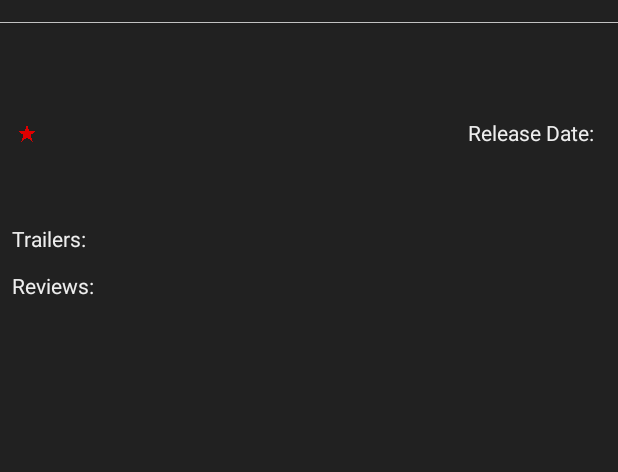
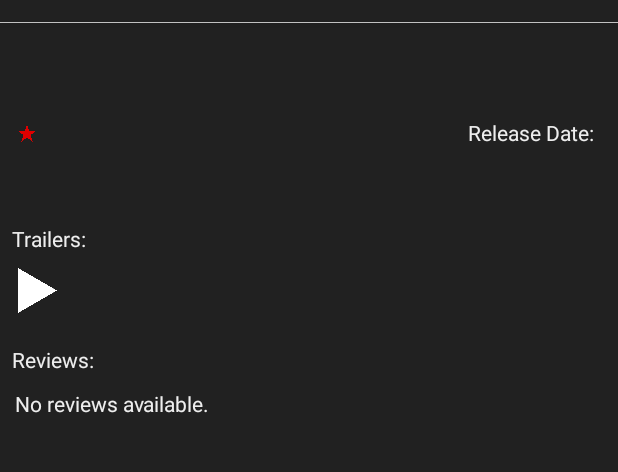
Before and after one commit to aadilahmed/Popular-Movies, an Android app: the DetailActivity screen opened directly, with no data from a screen before it, on a phone screen of 412 x 824 dp, the part 62-534 px from its top. Run offline under Robolectric (Android 15) with nearby library versions, the phone set to English and light mode, and no system bars; our stand-ins replace Picasso, Room's generated code; pictures from the network do not load; 18 statements that could not run were skipped.

```diff
--- a/app/src/main/java/com/example/android/popularmovies/AppExecutors.java
+++ b/app/src/main/java/com/example/android/popularmovies/AppExecutors.java
@@ -8,7 +8,7 @@ import java.util.concurrent.Executor;
 import java.util.concurrent.Executors;
 
 public class AppExecutors {
-    // For Singleton instantiation
+    /*Citation: Android Developer Nanodegree Course Lesson 12.13*/
     private static final Object LOCK = new Object();
     private static AppExecutors sInstance;
     private final Executor diskIO;
--- a/app/src/main/java/com/example/android/popularmovies/DetailActivity.java
+++ b/app/src/main/java/com/example/android/popularmovies/DetailActivity.java
@@ -1,20 +1,17 @@
 package com.example.android.popularmovies;
 
+import android.content.Context;
+import android.content.SharedPreferences;
 import android.os.AsyncTask;
 import android.support.v7.app.AppCompatActivity;
 import android.os.Bundle;
 import android.support.v7.widget.DividerItemDecoration;
 import android.support.v7.widget.LinearLayoutManager;
-import android.util.Log;
 import android.view.View;
-import android.view.ViewParent;
 import android.widget.Button;
-import android.widget.CompoundButton;
-import android.widget.ImageButton;
 import android.widget.ImageView;
 import android.widget.TextView;
 import android.support.v7.widget.RecyclerView;
-import android.widget.ToggleButton;
 
 import com.example.android.popularmovies.database.AppDatabase;
 import com.example.android.popularmovies.database.FavoriteEntry;
@@ -27,7 +24,6 @@ import org.json.JSONObject;
 
 import java.net.URL;
 import java.util.ArrayList;
-import java.util.List;
 
 import static com.example.android.popularmovies.utils.NetworkUtils.parseTrailerJson;
 
@@ -62,8 +58,6 @@ public class DetailActivity extends AppCompatActivity {
     private RecyclerView.ItemDecoration mReviewDividerItemDecoration;
 
     private AppDatabase mDb;
-
-    private static final String LOG_TAG = DetailActivity.class.getSimpleName();
 
     private Boolean movieIsFavorited = false;
 
@@ -122,12 +116,18 @@ public class DetailActivity extends AppCompatActivity {
         new TrailerQueryTask().execute();
         new ReviewQueryTask().execute();
 
-        onFavoritesButtonClicked(movie);
+        SharedPreferences sharedPref = this.getSharedPreferences(getString(R.string.pref_file_key),
+                Context.MODE_PRIVATE);
+        Boolean defaultVal = getResources().getBoolean(R.bool.isFavorited);
+        movieIsFavorited = sharedPref.getBoolean(getString(R.string.favorite_key), defaultVal);
+
+        Context context = this;
+        Button button = findViewById(R.id.favorite_button);
+        onFavoritesButtonClicked(movie, button);
     }
 
 
-    public void onFavoritesButtonClicked(Movie movie) {
-        final Button button = findViewById(R.id.favorite_button);
+    public void onFavoritesButtonClicked(Movie movie, final Button button) {
         final double voteAverage = movie.getVoteAverage();
         final int tmdbId = movie.getId();
         final String title = movie.getTitle();
@@ -136,10 +136,16 @@ public class DetailActivity extends AppCompatActivity {
         final String overview = movie.getOverview();
         final String releaseDate = movie.getReleaseDate();
 
+        if(movieIsFavorited) {
+            button.setText(R.string.already_favorited);
+        }
+        else{
+            button.setText(R.string.favorite_text);
+        }
+
         button.setOnClickListener(new View.OnClickListener() {
             public void onClick(View v) {
                 button.setText(R.string.already_favorited);
-                    movieIsFavorited = true;
 
                 final FavoriteEntry favoriteEntry = new FavoriteEntry(tmdbId, voteAverage, title,
                         posterPath, backdropPath, overview, releaseDate);
@@ -153,16 +159,13 @@ public class DetailActivity extends AppCompatActivity {
         });
     }
 
-
     public class TrailerQueryTask extends AsyncTask<URL, Void, String> {
         @Override
         protected String doInBackground(URL... urls) {
             URL url = NetworkUtils.buildTrailerURL(Integer.toString(movieId), VIDEO_PARAM, API_KEY);
 
             try {
-                String response = NetworkUtils.getResponseFromHttpUrl(url);
-
-                return response;
+                return NetworkUtils.getResponseFromHttpUrl(url);
             }
             catch(Exception e) {
                 e.printStackTrace();
@@ -180,6 +183,11 @@ public class DetailActivity extends AppCompatActivity {
                     titles.add(trailers.get(i).getString("name"));
                 }
 
+                if(youtubeKeys.isEmpty()) {
+                    youtubeKeys.add(getResources().getString(R.string.no_trailer_text));
+                    titles.add("");
+                }
+
                 mTrailerAdapter = new TrailerAdapter(youtubeKeys, titles);
                 mTrailerRV.setAdapter(mTrailerAdapter);
 
@@ -195,9 +203,7 @@ public class DetailActivity extends AppCompatActivity {
             URL url = NetworkUtils.buildTrailerURL(Integer.toString(movieId), REVIEW_PARAM, API_KEY);
 
             try {
-                String response = NetworkUtils.getResponseFromHttpUrl(url);
-
-                return response;
+                return NetworkUtils.getResponseFromHttpUrl(url);
             }
             catch(Exception e) {
                 e.printStackTrace();
@@ -216,6 +222,12 @@ public class DetailActivity extends AppCompatActivity {
                     authors.add(reviews.get(i).getString("author"));
                 }
 
+                if(reviewContent.isEmpty()) {
+                    reviewContent.add("");
+                    reviewURL.add("");
+                    authors.add(getResources().getString(R.string.no_review_text));
+                }
+
                 mReviewAdapter = new ReviewAdapter(reviewContent, reviewURL, authors);
                 mReviewRV.setAdapter(mReviewAdapter);
 
--- a/app/src/main/java/com/example/android/popularmovies/ReviewAdapter.java
+++ b/app/src/main/java/com/example/android/popularmovies/ReviewAdapter.java
@@ -53,7 +53,7 @@ public class ReviewAdapter extends RecyclerView.Adapter<ReviewAdapter.ViewHolder
         final Uri reviewLink = Uri.parse(url);
 
         holder.textView.setText(author);
-        holder.textView.append("\n\n" + review + "...");
+        holder.textView.append("\n\n" + review);
 
         holder.itemView.setOnClickListener(new View.OnClickListener() {
             @Override
--- a/app/src/main/java/com/example/android/popularmovies/TrailerAdapter.java
+++ b/app/src/main/java/com/example/android/popularmovies/TrailerAdapter.java
@@ -67,6 +67,10 @@ public class TrailerAdapter extends RecyclerView.Adapter<TrailerAdapter.ViewHold
 
         holder.textView.setText(trailerTitle);
 
+        if(trailerList.isEmpty()) {
+            holder.textView.setText("\n\nNo trailers available.");
+        }
+
         holder.itemView.setOnClickListener(new View.OnClickListener() {
             @Override
             public void onClick(View v) {
--- a/app/src/main/java/com/example/android/popularmovies/database/AppDatabase.java
+++ b/app/src/main/java/com/example/android/popularmovies/database/AppDatabase.java
@@ -21,7 +21,6 @@ public abstract class AppDatabase extends RoomDatabase {
                 Log.d(LOG_TAG, "Creating new database instance");
                 sInstance = Room.databaseBuilder(context.getApplicationContext(),
                         AppDatabase.class, AppDatabase.DATABASE_NAME)
-                        //temporary***
                         .build();
             }
         }
--- a/app/src/main/res/layout/review_item.xml
+++ b/app/src/main/res/layout/review_item.xml
@@ -5,6 +5,4 @@
     android:layout_width="match_parent"
     android:layout_height="wrap_content"
     android:textColor="@color/textColor"
-    android:ellipsize="end"
-    android:maxLines="5"
     android:layout_margin="10dp"/>
--- /dev/null
+++ b/app/src/main/res/values/bools.xml
@@ -0,0 +1,4 @@
+<?xml version="1.0" encoding="utf-8"?>
+<resources>
+    <bool name="isFavorited">false</bool>
+</resources>
--- a/app/src/main/res/values/strings.xml
+++ b/app/src/main/res/values/strings.xml
@@ -9,6 +9,9 @@
     <string name="trailer_item">Trailer</string>
     <string name="review_title">Reviews:</string>
     <string name="favorite_text">Add to \nFavorites</string>
-    <string name="remove_favorite_text">Remove from \nFavorites</string>
     <string name="already_favorited">Favorited</string>
+    <string name="no_review_text">No reviews available.</string>
+    <string name="no_trailer_text">No trailers available.</string>
+    <string name="favorite_key">favoriteFlag</string>
+    <string name="pref_file_key">preferenceFile</string>
 </resources>
--- a/gradle.properties
+++ b/gradle.properties
@@ -11,4 +11,5 @@ org.gradle.jvmargs=-Xmx1536m
 # This option should only be used with decoupled projects. More details, visit
 # http://www.gradle.org/docs/current/userguide/multi_project_builds.html#sec:decoupled_projects
 # org.gradle.parallel=true
+# INSERT API KEY HERE
 APIKey=""
```
Also changed, not shown: app/src/main/java/com/example/android/popularmovies/FavoriteAdapter.java (+10 -10 lines), app/src/main/java/com/example/android/popularmovies/MainActivity.java (+15 -41 lines), app/src/main/java/com/example/android/popularmovies/MovieAdapter.java (+8 -0 lines), app/src/main/res/layout/movie_item.xml (+0 -15 lines). Lines whose indentation alone changed are shown as unchanged.
